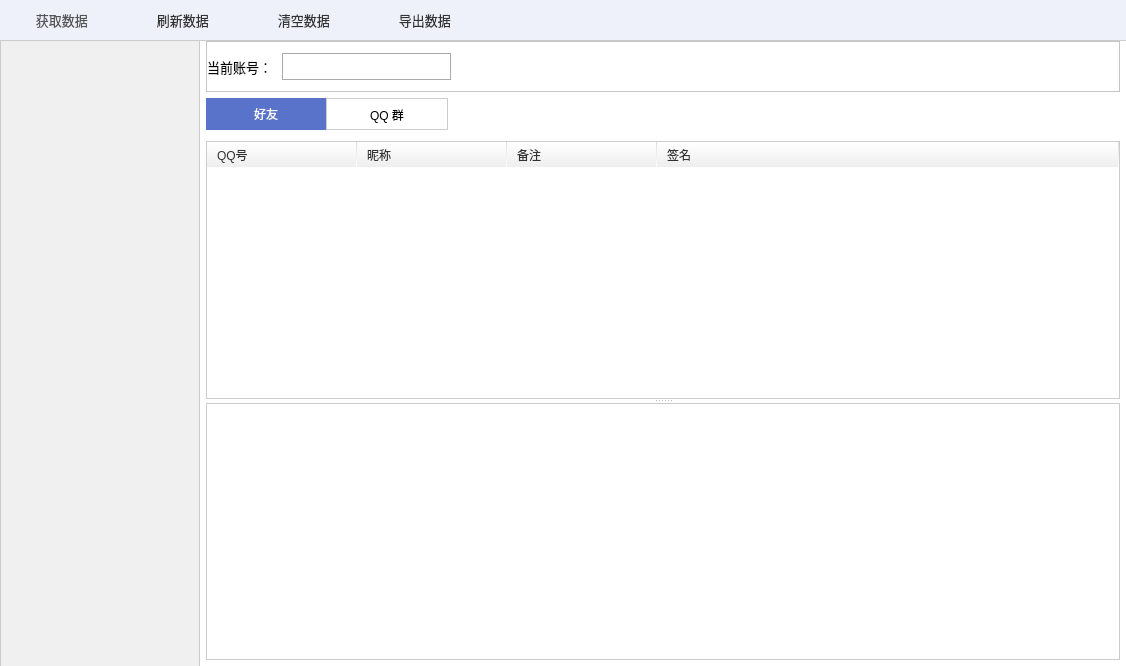
Above: AppInfoDlg.ui from yzx65/RemoteControl before the change. Below: the same form after it.
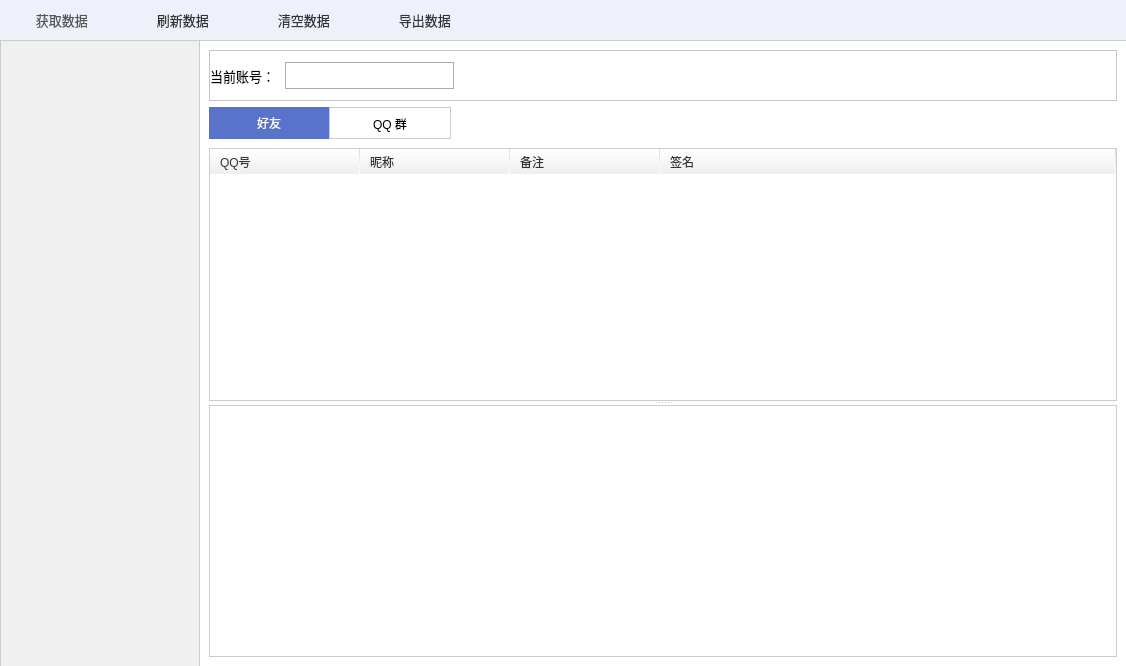
That is the form after the change. The open tabs and pages were chosen to show the change. Icons and pictures are not drawn.

Patch:
```diff
--- a/AppInfoDlg.ui
+++ b/AppInfoDlg.ui
@@ -686,17 +686,8 @@
 }</string>
         </property>
         <layout class="QVBoxLayout" name="verticalLayout">
-         <property name="leftMargin">
-          <number>6</number>
-         </property>
-         <property name="topMargin">
-          <number>0</number>
-         </property>
-         <property name="rightMargin">
-          <number>6</number>
-         </property>
-         <property name="bottomMargin">
-          <number>6</number>
+         <property name="margin">
+          <number>9</number>
          </property>
          <item>
           <widget class="QFrame" name="frame">
@@ -844,6 +835,9 @@
              <property name="leftMargin">
               <number>0</number>
              </property>
+             <property name="topMargin">
+              <number>9</number>
+             </property>
              <property name="rightMargin">
               <number>0</number>
              </property>
```
Left out of the diff: 2 changed lines with no effect on the pictures.
